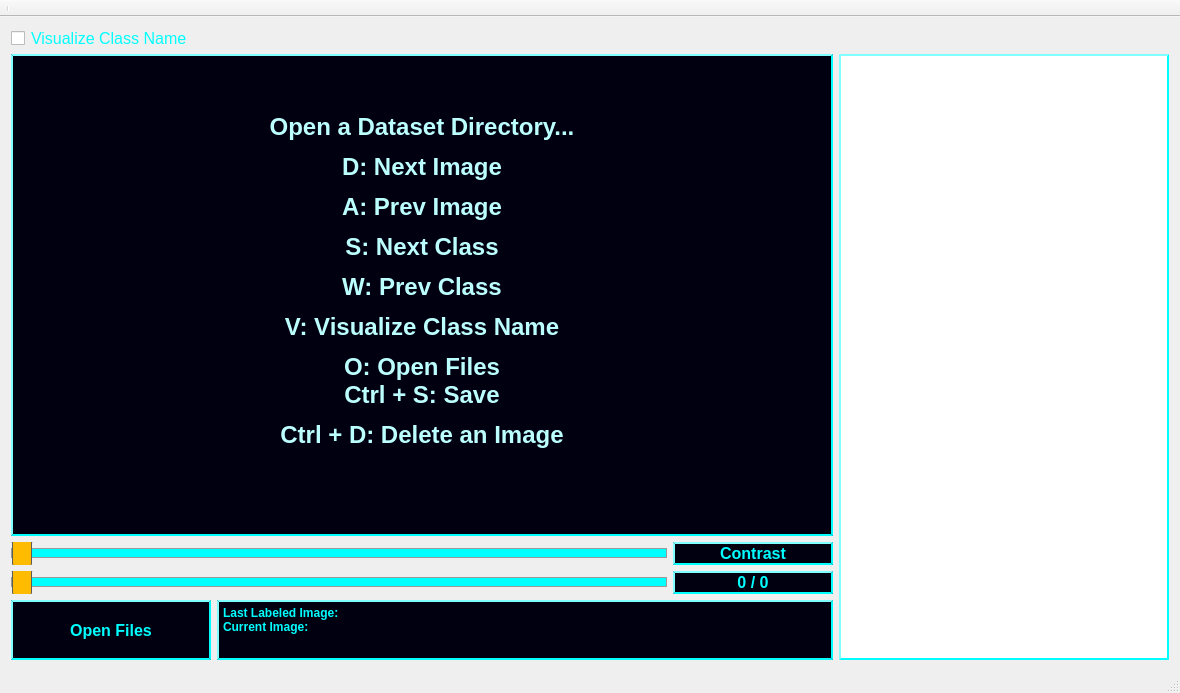
developer0hye/Yolo_Label, file mainwindow.ui: the form before one commit.
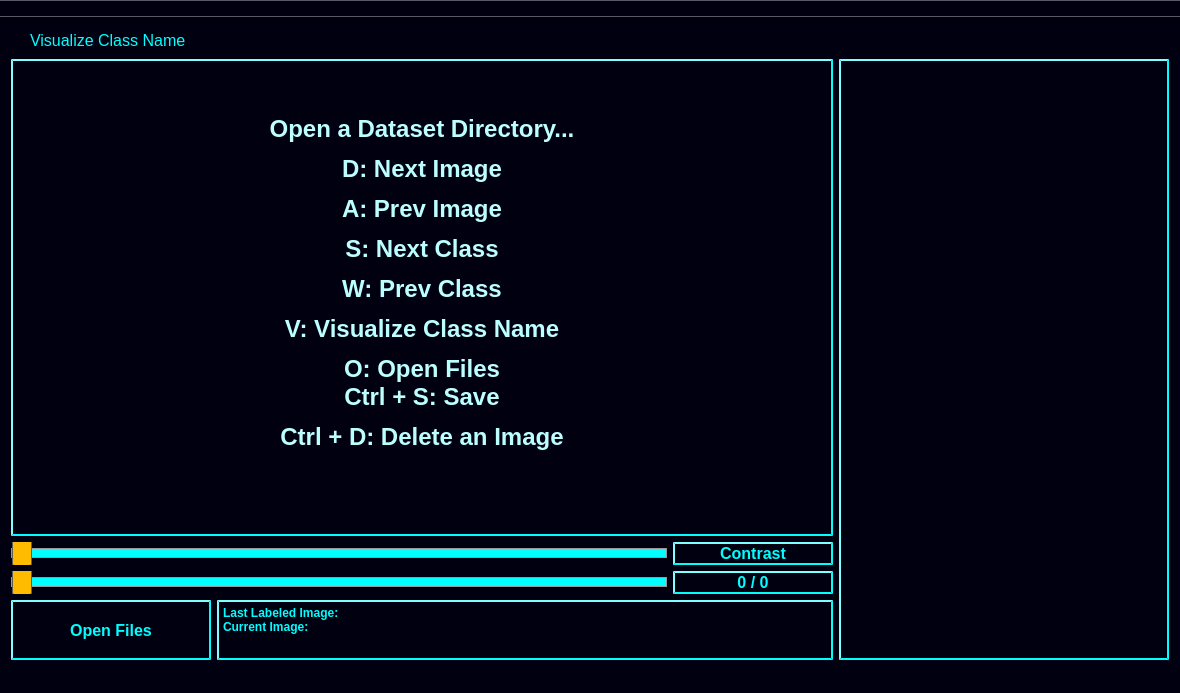
The form after the commit. Custom widgets are drawn as their Qt base class.

Commit message:
fix: apply checkbox indicator style via setStyleSheet() in code
Qt6 global stylesheet background-color without a type selector
cascades to all child sub-controls and cannot be overridden by
child widget or global-level QCheckBox::indicator styles. Apply
the indicator style programmatically via setStyleSheet() on the
checkbox widget directly, which takes highest priority.

Diff of the .ui file:
```diff
--- a/mainwindow.ui
+++ b/mainwindow.ui
@@ -35,18 +35,7 @@
    <string>YoloLabel</string>
   </property>
   <property name="styleSheet">
-   <string notr="true">background-color : rgb(0, 0, 17);
-QCheckBox::indicator {
-    width: 18px;
-    height: 18px;
-    border: 2px solid rgb(0, 255, 255);
-    background-color: white;
-    border-radius: 3px;
-}
-QCheckBox::indicator:checked {
-    background-color: rgb(0, 255, 255);
-}
-</string>
+   <string notr="true">background-color : rgb(0, 0, 17);</string>
   </property>
   <widget class="QWidget" name="centralWidget">
    <property name="sizePolicy">
```
The commit also changes 1 other file.
